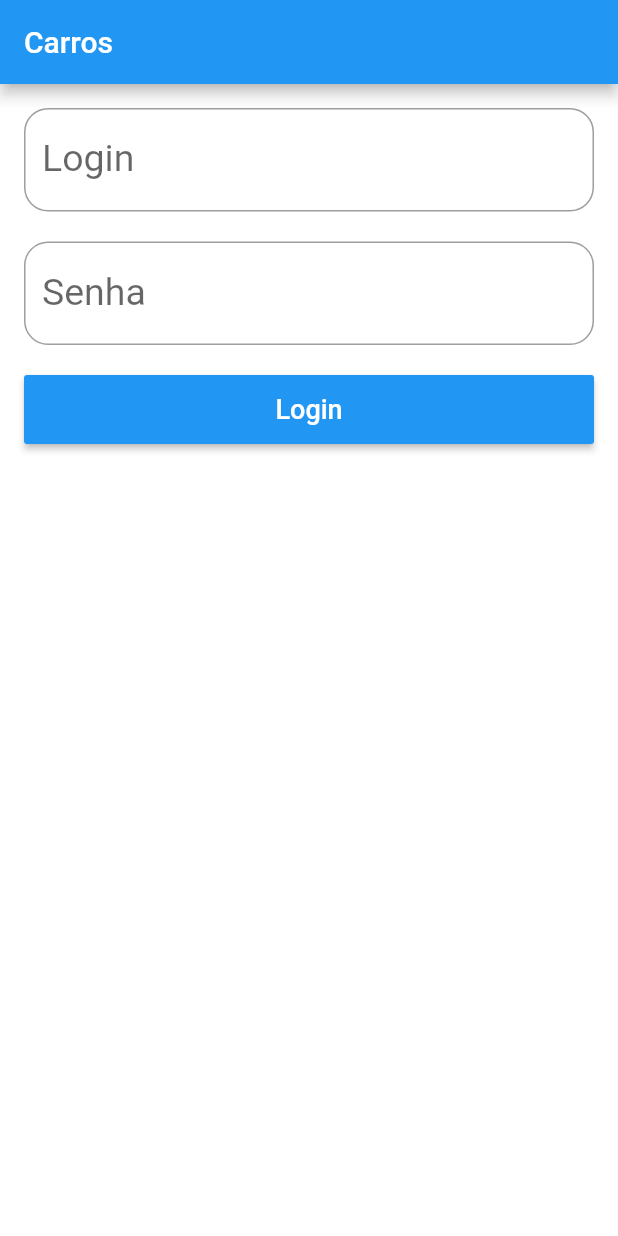
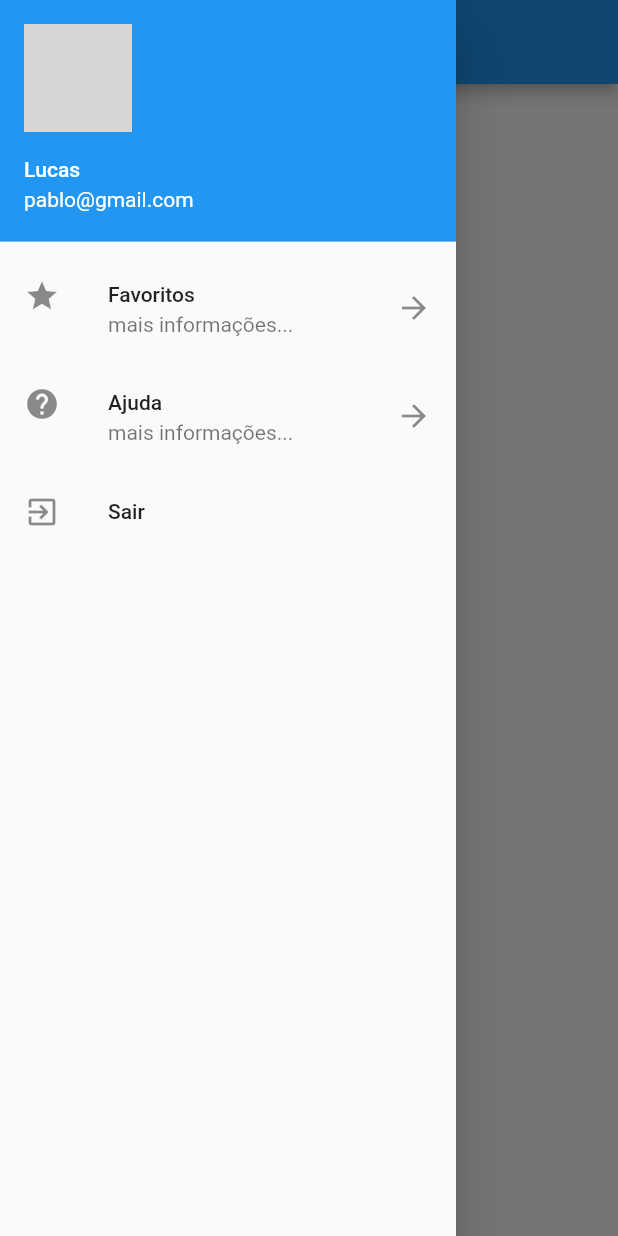
Before and after one commit to Pablofr10/AppCarros, a Flutter app: the screen it shows after launch, with the side drawer open (before the commit the screen has no drawer), on a phone screen of 412 x 824 dp. Run offline on Flutter 3.47's test engine with Material 2 defaults, Android fonts, the phone set to English and light mode, and no system bars; network calls fail; grey boxes are pictures that could not be loaded.

Commit message:
Criando a tela home

```diff
--- /dev/null
+++ b/lib/drawer_list.dart
@@ -0,0 +1,56 @@
+import 'package:carros/pages/login_page.dart';
+import 'package:carros/utils/nav.dart';
+import 'package:flutter/material.dart';
+
+class DrawerList extends StatelessWidget {
+
+  @override
+  Widget build(BuildContext context) {
+    return SafeArea(
+      child: Drawer(
+        child: ListView(
+          children: <Widget>[
+            UserAccountsDrawerHeader(
+              accountName: Text("Lucas"),
+              accountEmail: Text("pablo@gmail.com"),
+              currentAccountPicture: CircleAvatar(
+                backgroundImage: NetworkImage("https://i0.wp.com/pipocamoderna.com.br/wp-content/uploads/2019/06/pose1-800x734.jpg"),
+              ),
+            ),
+            ListTile(
+              leading: Icon(Icons.star),
+              title: Text("Favoritos"),
+              subtitle: Text("mais informações..."),
+              trailing: Icon(Icons.arrow_forward),
+              onTap: () {
+                print("Favoritos");
+                Navigator.pop(context);
+              }
+            ),
+            ListTile(
+              leading: Icon(Icons.help),
+              title: Text("Ajuda"),
+              subtitle: Text("mais informações..."),
+              trailing: Icon(Icons.arrow_forward),
+              onTap: () {
+                print("Ajuda");
+                Navigator.pop(context);
+              }
+            ),
+            ListTile(
+              leading: Icon(Icons.exit_to_app),
+              title: Text("Sair"),
+              onTap: () => _onClickLogOut(context),
+            ),
+          ],
+          ),
+      ),
+    );
+  }
+
+  _onClickLogOut(BuildContext context) {
+    Navigator.pop(context);
+    push(context, LoginPage(), replace: true);
+  }
+
+}
--- a/lib/main.dart
+++ b/lib/main.dart
@@ -1,3 +1,4 @@
+import 'package:carros/pages/home_page.dart';
 import 'package:carros/pages/login_page.dart';
 import 'package:flutter/material.dart';
 
@@ -12,9 +13,7 @@ class MyApp extends StatelessWidget {
         primarySwatch: Colors.blue,
         scaffoldBackgroundColor: Colors.white
       ),
-      home: LoginPage(
-
-      ),
+      home: HomePage(),
     );
   }
 }
--- /dev/null
+++ b/lib/pages/home_page.dart
@@ -0,0 +1,28 @@
+import 'package:carros/drawer_list.dart';
+import 'package:flutter/material.dart';
+
+class HomePage extends StatelessWidget {
+
+  @override
+  Widget build(BuildContext context) {
+    return Scaffold(
+      appBar: AppBar(
+        title: Text("Home Page"),
+        centerTitle: true,
+      ),
+      body: _body(),
+      drawer: DrawerList(),
+    );
+  }
+
+  _body() {
+    return Center(
+      child: Text(
+        "Home",
+        style: TextStyle(
+          fontSize: 22,
+        ),
+      ),
+    );
+  }
+}
--- /dev/null
+++ b/lib/utils/nav.dart
@@ -0,0 +1,13 @@
+
+
+import 'package:flutter/material.dart';
+
+Future push(BuildContext context, Widget page, {bool replace = false}) {
+
+  if (replace) {
+    return Navigator.pushReplacement(context, MaterialPageRoute(builder: (context) => page));
+  }
+
+  return Navigator.push(context, MaterialPageRoute(builder: (context) => page));
+
+}
--- a/pubspec.yaml
+++ b/pubspec.yaml
@@ -23,6 +23,7 @@ dependencies:
   # The following adds the Cupertino Icons font to your application.
   # Use with the CupertinoIcons class for iOS style icons.
   cupertino_icons: ^0.1.2
+  http: ^0.12.0+4
 
 dev_dependencies:
   flutter_test:
```
Also changed, not shown: lib/pages/api_response.dart (added, +13 -0 lines), lib/pages/login_api.dart (added, +37 -0 lines), lib/pages/login_page.dart (+40 -13 lines), lib/pages/usuario.dart (added, +21 -0 lines), lib/utils/alert.dart (added, +18 -0 lines), pubspec.lock.
